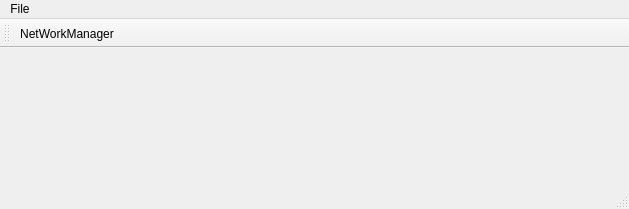
Before: the Qt Designer form mainwindow.ui in yageek/lastneurds, drawn with Qt 5.
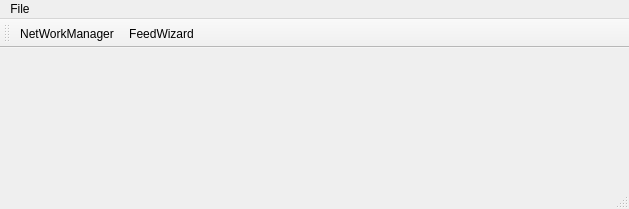
After: the same form once the commit is applied. Icons and pictures are not drawn.

```diff
--- a/mainwindow.ui
+++ b/mainwindow.ui
@@ -41,6 +41,7 @@
     <bool>false</bool>
    </attribute>
    <addaction name="actionNetWorkManager"/>
+   <addaction name="actionFeedWizard"/>
   </widget>
   <widget class="QStatusBar" name="statusBar"/>
   <action name="action_Quitter">
@@ -69,6 +70,15 @@
     <string>Chart</string>
    </property>
   </action>
+  <action name="actionFeedWizard">
+   <property name="icon">
+    <iconset resource="resources.qrc">
+     <normaloff>:/img/wizard.png</normaloff>:/img/wizard.png</iconset>
+   </property>
+   <property name="text">
+    <string>FeedWizard</string>
+   </property>
+  </action>
  </widget>
  <layoutdefault spacing="6" margin="11"/>
  <resources>
```
Left out of the diff: 2 changed lines with no effect on the pictures.
